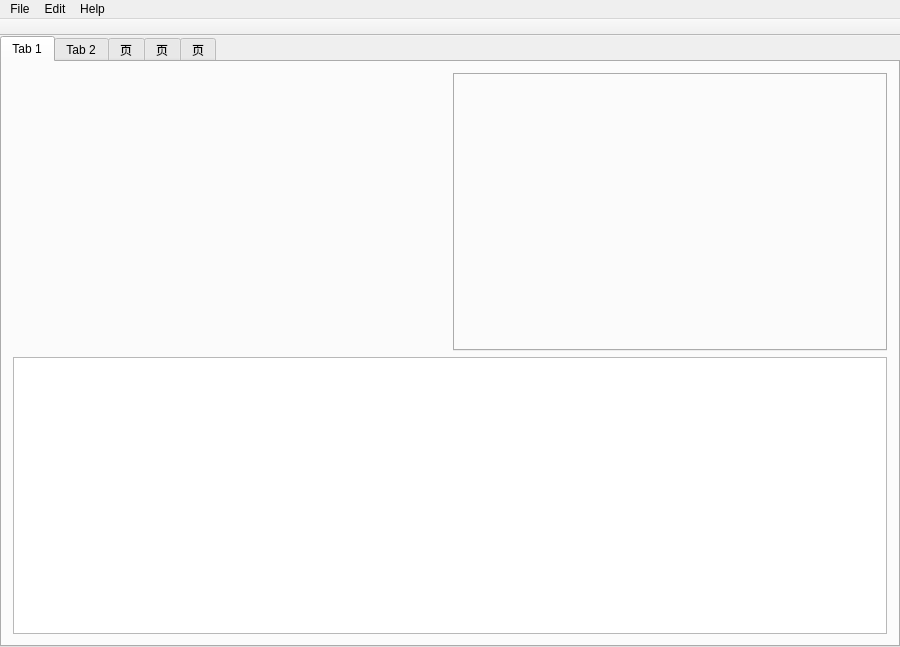
Before: the Qt Designer form src/main_window.ui in jiachen1119/gnss-sdr-monitor, drawn with Qt 5.
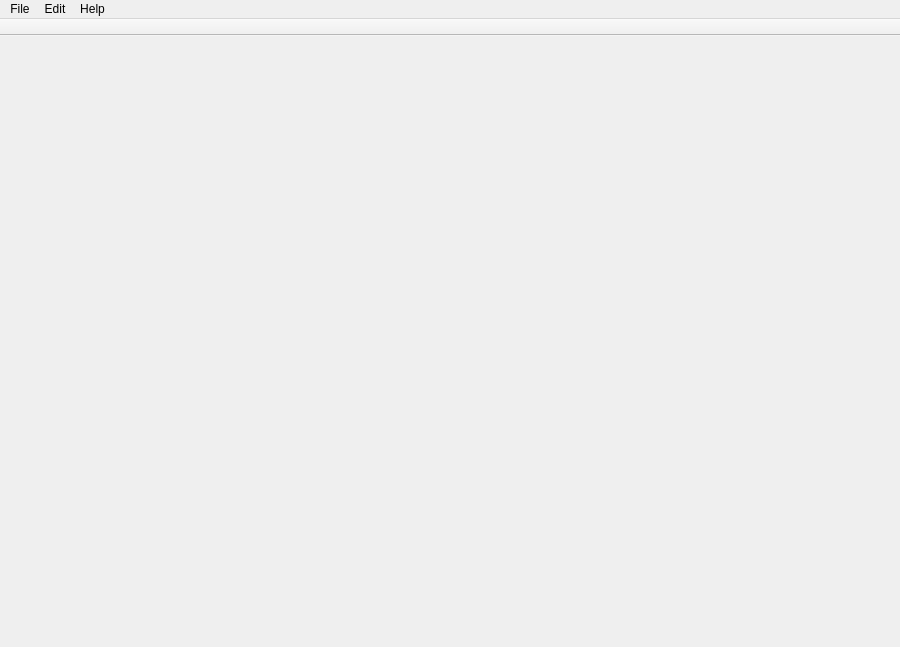
After: the same form once the commit is applied. Icons and pictures are not drawn. Custom widgets are drawn as their Qt base class.

Commit message: optimize the mainWindow

Diff of the .ui file:
```diff
--- a/src/main_window.ui
+++ b/src/main_window.ui
@@ -34,57 +34,6 @@
     <property name="spacing">
      <number>0</number>
     </property>
-    <item row="0" column="0">
-     <widget class="QTabWidget" name="tabWidget_main">
-      <property name="currentIndex">
-       <number>0</number>
-      </property>
-      <widget class="QWidget" name="tab">
-       <attribute name="title">
-        <string>Tab 1</string>
-       </attribute>
-       <layout class="QGridLayout" name="gridLayout_2">
-        <item row="0" column="0">
-         <layout class="QGridLayout" name="gridLayout_dashboard" rowstretch="1,1" columnstretch="1,1">
-          <item row="0" column="1">
-           <widget class="QTabWidget" name="tabWidget">
-            <property name="currentIndex">
-             <number>-1</number>
-            </property>
-           </widget>
-          </item>
-          <item row="1" column="0" colspan="2">
-           <widget class="CustomChannelView" name="tableView"/>
-          </item>
-          <item row="0" column="0">
-           <widget class="QWidget" name="telecomWidget" native="true"/>
-          </item>
-         </layout>
-        </item>
-       </layout>
-      </widget>
-      <widget class="QWidget" name="tab_2">
-       <attribute name="title">
-        <string>Tab 2</string>
-       </attribute>
-      </widget>
-      <widget class="QWidget" name="tab_3">
-       <attribute name="title">
-        <string>页</string>
-       </attribute>
-      </widget>
-      <widget class="QWidget" name="tab_4">
-       <attribute name="title">
-        <string>页</string>
-       </attribute>
-      </widget>
-      <widget class="QWidget" name="tab_5">
-       <attribute name="title">
-        <string>页</string>
-       </attribute>
-      </widget>
-     </widget>
-    </item>
    </layout>
   </widget>
   <widget class="QMenuBar" name="menuBar">
@@ -160,13 +109,6 @@
   </action>
  </widget>
  <layoutdefault spacing="6" margin="11"/>
- <customwidgets>
-  <customwidget>
-   <class>CustomChannelView</class>
-   <extends>QTableView</extends>
-   <header location="global">CustomChannelView.h</header>
-  </customwidget>
- </customwidgets>
  <resources>
   <include location="resources.qrc"/>
  </resources>
```
Left out of the diff: 2 changed lines with no effect on the pictures. The commit also changes 12 other files.
